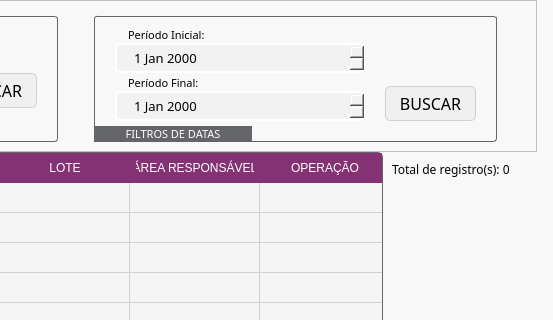
Qt form widgets/pages/pages.ui (luizcheva/Non_conformites) before a commit; both pictures show x 401 to 954 and y 0 to 320 of the 954 by 660 pixel window.
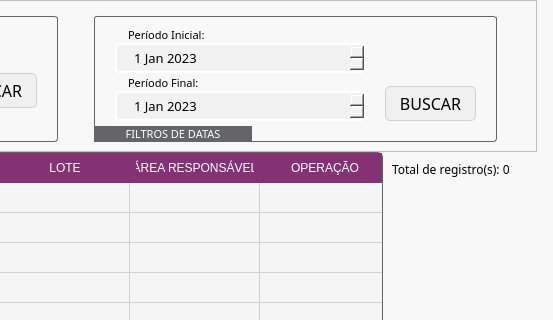
The same form after that commit. The open tabs and pages were chosen to show the change. Icons and pictures are not drawn.

What changed in the file:
```diff
--- a/widgets/pages/pages.ui
+++ b/widgets/pages/pages.ui
@@ -376,6 +376,20 @@
 	border: 2px solid rgb(99,101,105);
 }</string>
               </property>
+              <property name="minimumDate">
+               <date>
+                <year>2023</year>
+                <month>1</month>
+                <day>1</day>
+               </date>
+              </property>
+              <property name="date">
+               <date>
+                <year>2023</year>
+                <month>1</month>
+                <day>1</day>
+               </date>
+              </property>
              </widget>
             </item>
            </layout>
@@ -447,6 +461,20 @@
 	border: 2px solid rgb(99,101,105);
 }</string>
               </property>
+              <property name="minimumDate">
+               <date>
+                <year>2023</year>
+                <month>1</month>
+                <day>1</day>
+               </date>
+              </property>
+              <property name="date">
+               <date>
+                <year>2023</year>
+                <month>1</month>
+                <day>1</day>
+               </date>
+              </property>
              </widget>
             </item>
            </layout>
```
Left out of the diff: 4 changed lines with no effect on the pictures.
